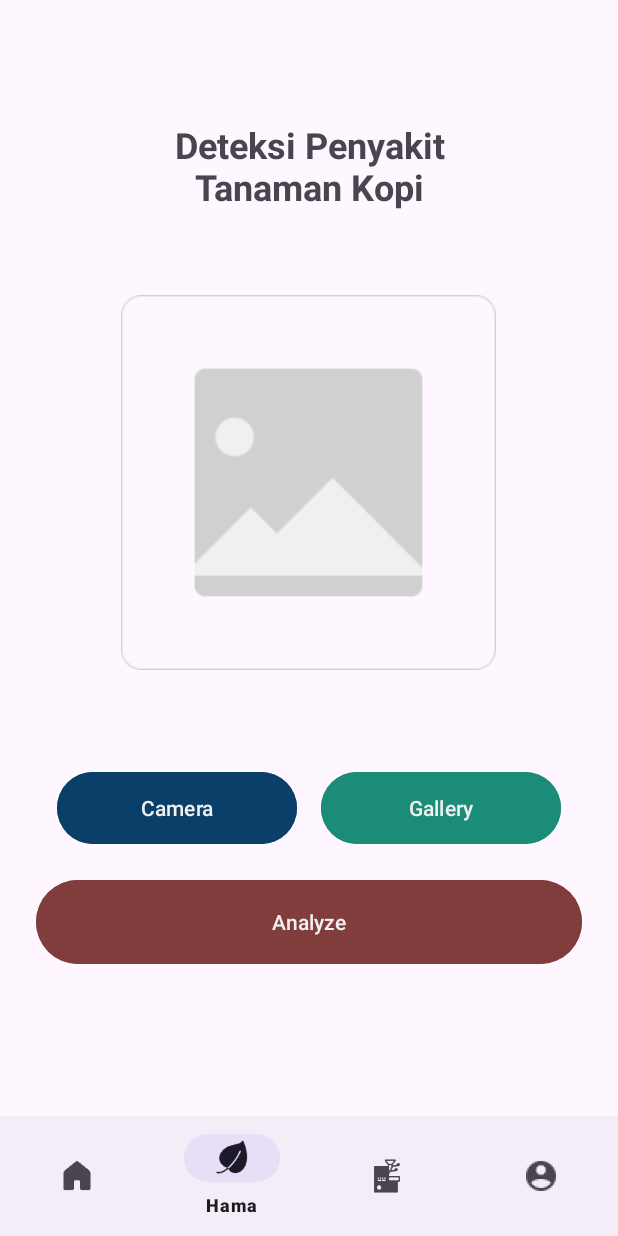
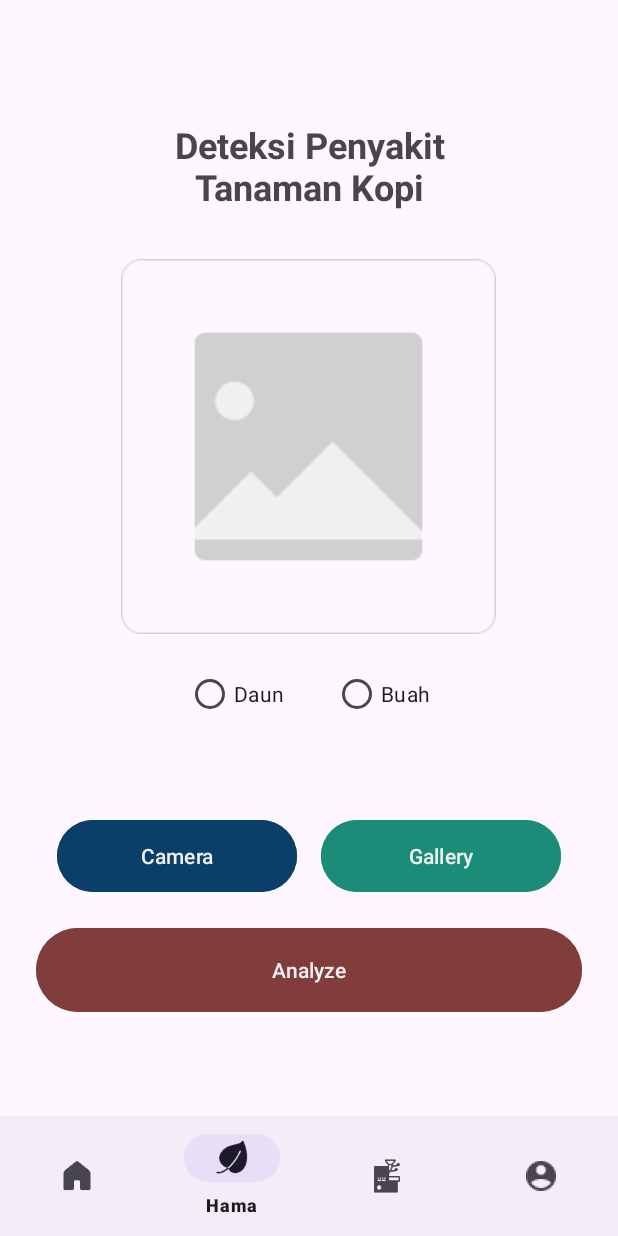
Before and after one commit to KoPintar/android_kopintar, an Android app: the HamaActivity screen opened directly, with no data from a screen before it, on a phone screen of 412 x 824 dp. Run offline under Robolectric (Android 15) with nearby library versions, the phone set to English and light mode, and no system bars; network calls fail; pictures from the network do not load.

Commit message:
add disease features with input from user (daun atau buah) using radio button

```diff
--- a/app/src/main/java/com/tiodwisatrio/kopintarandroid/data/api/ApiService.kt
+++ b/app/src/main/java/com/tiodwisatrio/kopintarandroid/data/api/ApiService.kt
@@ -1,11 +1,13 @@
 package com.tiodwisatrio.kopintarandroid.data.api
 
+import com.tiodwisatrio.kopintarandroid.data.response.disease.DiseaseResponse
 import com.tiodwisatrio.kopintarandroid.data.response.hama.HamaResponse
 import com.tiodwisatrio.kopintarandroid.data.response.login.LoginResponse
 import com.tiodwisatrio.kopintarandroid.data.response.profile.UpdateProfileResponse
 import com.tiodwisatrio.kopintarandroid.data.response.register.RegisterResponse
 import com.tiodwisatrio.kopintarandroid.data.response.roasting.RoastingResponse
 import okhttp3.MultipartBody
+import okhttp3.RequestBody
 import retrofit2.http.Field
 import retrofit2.http.FormUrlEncoded
 import retrofit2.http.Multipart
@@ -43,7 +45,16 @@ interface ApiService {
     @POST("predict/daun")
     suspend fun predictHama(
         @Part file: MultipartBody.Part,
+
     ): HamaResponse
+
+    @Multipart
+    @POST("predict/disease")
+    suspend fun predictDisease(
+        @Part file: MultipartBody.Part,
+        @Part("type") type: RequestBody
+
+        ): DiseaseResponse
 
     @Multipart
     @POST("predict/roasting")
--- a/app/src/main/java/com/tiodwisatrio/kopintarandroid/view/hama/HamaViewModel.kt
+++ b/app/src/main/java/com/tiodwisatrio/kopintarandroid/view/hama/HamaViewModel.kt
@@ -7,19 +7,20 @@ import androidx.lifecycle.MutableLiveData
 import androidx.lifecycle.ViewModel
 import androidx.lifecycle.viewModelScope
 import com.tiodwisatrio.kopintarandroid.data.repository.PredictRepository
-import com.tiodwisatrio.kopintarandroid.data.response.hama.HamaResult
+import com.tiodwisatrio.kopintarandroid.data.response.disease.DiseaseResult
 import com.tiodwisatrio.kopintarandroid.reduceFileImage
 import com.tiodwisatrio.kopintarandroid.uriToFile
 import kotlinx.coroutines.launch
 import okhttp3.MediaType.Companion.toMediaType
 import okhttp3.MultipartBody
 import okhttp3.RequestBody.Companion.asRequestBody
+import okhttp3.RequestBody.Companion.toRequestBody
 
 class HamaViewModel(private val predictRepository: PredictRepository) : ViewModel() {
-    private val _predictResult = MutableLiveData<Result<HamaResult>>()
-    val predictResult: LiveData<Result<HamaResult>> get() = _predictResult
+    private val _predictResult = MutableLiveData<Result<DiseaseResult>>()
+    val predictResult: LiveData<Result<DiseaseResult>> get() = _predictResult
 
-    fun predictHama(imageUri: Uri, context: Context) {
+    fun predictDisease(imageUri: Uri, type: String, context: Context) {
         imageUri.let { uri: Uri ->
             val imageFile = uriToFile(uri, context).reduceFileImage()
 
@@ -30,9 +31,12 @@ class HamaViewModel(private val predictRepository: PredictRepository) : ViewMode
                 requestImageFile
             )
 
+            val typePart = type.toRequestBody("text/plain".toMediaType())
+
+
             viewModelScope.launch {
                 try {
-                    val response = predictRepository.predictHama(image)
+                    val response = predictRepository.predictDisease(image, typePart)
                     if (response.success == true && response.data != null) {
                         _predictResult.value = Result.success(response.data)
                     } else {
--- a/app/src/main/java/com/tiodwisatrio/kopintarandroid/view/roasting/RoastingActivity.kt
+++ b/app/src/main/java/com/tiodwisatrio/kopintarandroid/view/roasting/RoastingActivity.kt
@@ -170,6 +170,8 @@ class RoastingActivity : AppCompatActivity() {
         }
     }
 
+
+
     private fun showToast(message: String) {
         Toast.makeText(this, message, Toast.LENGTH_SHORT).show()
     }
--- a/app/src/main/res/layout/activity_hama.xml
+++ b/app/src/main/res/layout/activity_hama.xml
@@ -25,13 +25,38 @@
             android:textSize="24sp"
             android:textStyle="bold" />
 
+
+
+
         <ImageView
             android:id="@+id/imagePreview"
             android:layout_width="250dp"
             android:layout_height="250dp"
             android:layout_gravity="center"
-            android:layout_marginTop="56dp"
+            android:layout_marginTop="32dp"
             android:src="@drawable/image_placeholder" />
+
+        <RadioGroup
+            android:id="@+id/radioGroup"
+            android:layout_width="match_parent"
+            android:layout_height="wrap_content"
+            android:gravity="center_horizontal"
+            android:layout_marginTop="16dp"
+            android:orientation="horizontal">
+
+            <RadioButton
+                android:id="@+id/daun"
+                android:layout_width="wrap_content"
+                android:layout_height="wrap_content"
+                android:layout_marginEnd="32dp"
+                android:text="Daun" />
+
+            <RadioButton
+                android:id="@+id/biji"
+                android:layout_width="wrap_content"
+                android:layout_height="wrap_content"
+                android:text="Buah" />
+        </RadioGroup>
 
         <ProgressBar
             android:id="@+id/progressBar"
@@ -44,7 +69,7 @@
         <LinearLayout
             android:layout_width="match_parent"
             android:layout_height="wrap_content"
-            android:layout_marginTop="64dp"
+            android:layout_marginTop="56dp"
             android:gravity="center_horizontal"
             android:orientation="horizontal">
 
--- a/gradle/libs.versions.toml
+++ b/gradle/libs.versions.toml
@@ -16,6 +16,9 @@ datastorePreferences = "1.0.0"
 activityKtx = "1.7.2"
 lifecycleLivedataKtx = "2.6.1"
 lifecycleViewmodelKtx = "2.6.1"
+ucrop = "2.2.5"
+androidImageCropper = "2.8.1"
+ucropVersion = "2.2.8"
 
 [libraries]
 androidx-core-ktx = { group = "androidx.core", name = "core-ktx", version.ref = "coreKtx" }
@@ -33,6 +36,9 @@ androidx-constraintlayout = { group = "androidx.constraintlayout", name = "const
 retrofit = { module = "com.squareup.retrofit2:retrofit", version.ref = "retrofit" }
 retrofit2-converter-gson = { module = "com.squareup.retrofit2:converter-gson", version.ref = "converterGson" }
 logging-interceptor = { module = "com.squareup.okhttp3:logging-interceptor", version.ref = "loggingInterceptor" }
+ucrop = { group = "com.github.yalantis", name = "ucrop", version.ref = "ucrop" }
+android-image-cropper = { group = "com.theartofdev.edmodo", name = "android-image-cropper", version.ref = "androidImageCropper" }
+yalantis-ucrop = { group = "com.github.yalantis", name = "ucrop", version.ref = "ucropVersion" }
 
 [plugins]
 android-application = { id = "com.android.application", version.ref = "agp" }
--- a/settings.gradle.kts
+++ b/settings.gradle.kts
@@ -9,6 +9,8 @@ pluginManagement {
         }
         mavenCentral()
         gradlePluginPortal()
+
+
     }
 }
 dependencyResolutionManagement {
```
Also changed, not shown: app/build.gradle.kts (+11 -0 lines), app/src/main/java/com/tiodwisatrio/kopintarandroid/data/repository/PredictRepository.kt (+10 -0 lines), app/src/main/java/com/tiodwisatrio/kopintarandroid/data/response/disease/DiseaseResponse.kt (added, +10 -0 lines), app/src/main/java/com/tiodwisatrio/kopintarandroid/data/response/disease/DiseaseResult.kt (added, +14 -0 lines), app/src/main/java/com/tiodwisatrio/kopintarandroid/view/hama/HamaActivity.kt (+18 -4 lines), app/src/main/java/com/tiodwisatrio/kopintarandroid/view/hama_result/HamaResultActivity.kt (+9 -3 lines), app/src/main/res/layout/activity_hama_result.xml (+10 -0 lines).
